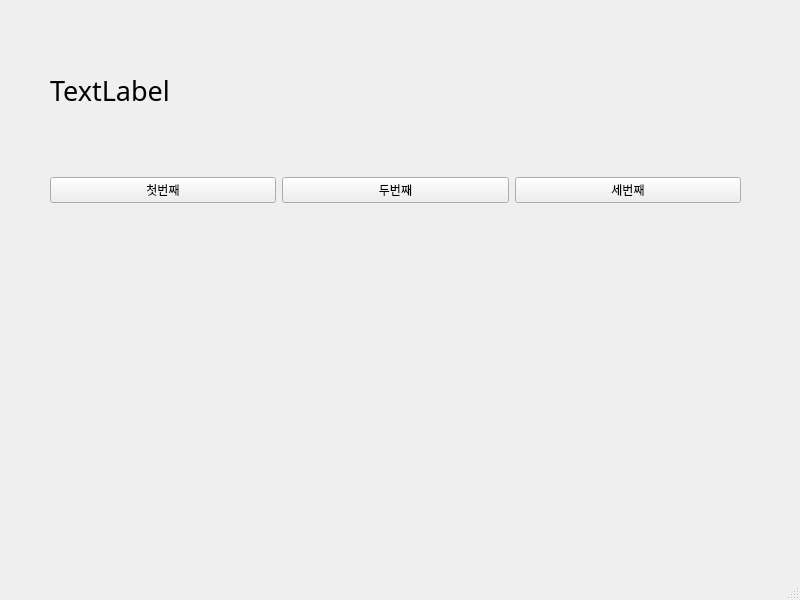
Qt form Demoform2.ui (Dogood1419/python231211) before a commit.
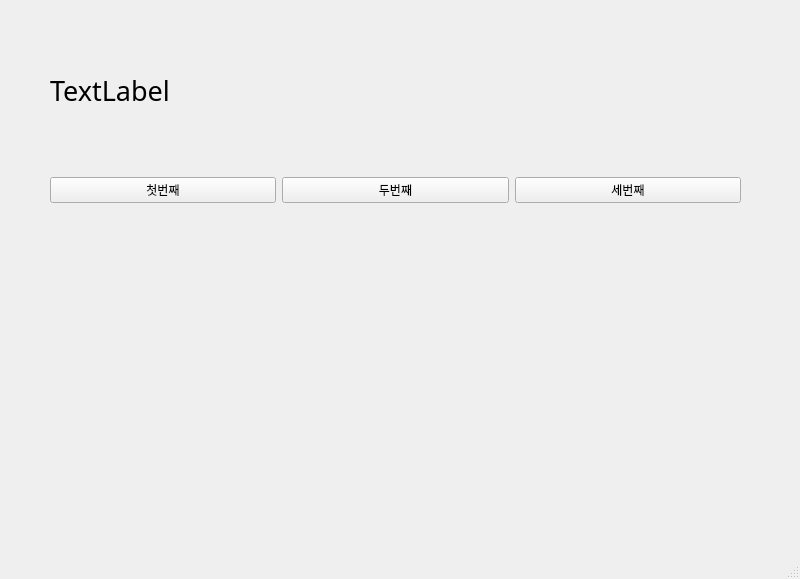
The same form after that commit.

The edit to the form file:
```diff
--- a/Demoform2.ui
+++ b/Demoform2.ui
@@ -7,7 +7,7 @@
     <x>0</x>
     <y>0</y>
     <width>800</width>
-    <height>600</height>
+    <height>579</height>
    </rect>
   </property>
   <property name="windowTitle">
```
